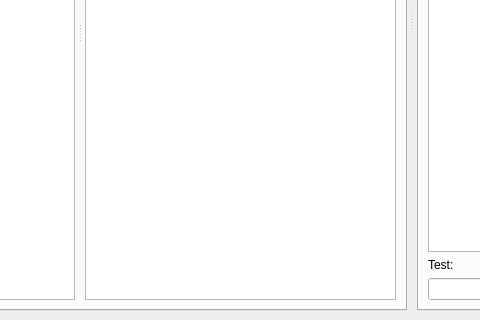
This is src/main-project/front-end/mainwindow.ui in lvklabs/chatbot as Qt 5 draws it before an edit; both pictures show x 257 to 737 and y 280 to 600 of the 1024 by 600 pixel window. The edited form follows.
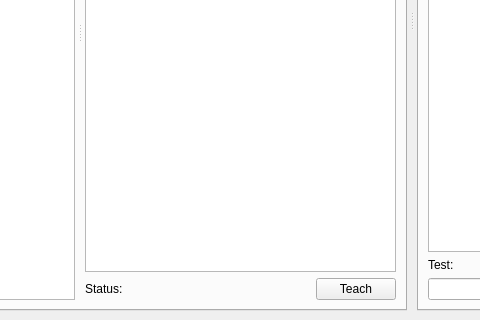
This is the edited form. The open tabs and pages were chosen to show the change. Icons and pictures are not drawn. Custom widgets are drawn as their Qt base class.

Commit message: Improved constness in several classes. Asking to save changes on quit only if there are changes. Added iterators to Rule class

Patch:
```diff
--- a/src/main-project/front-end/mainwindow.ui
+++ b/src/main-project/front-end/mainwindow.ui
@@ -141,7 +141,7 @@
             </layout>
            </widget>
            <widget class="QWidget" name="verticalLayoutWidget_2">
-            <layout class="QVBoxLayout" name="verticalLayout_3" stretch="0,0,0,0,0,1,0">
+            <layout class="QVBoxLayout" name="verticalLayout_3" stretch="0,0,0,0,0,1,0,0">
              <item>
               <spacer name="verticalSpacer_2">
                <property name="orientation">
@@ -195,6 +195,37 @@
                </property>
               </widget>
              </item>
+             <item>
+              <layout class="QHBoxLayout" name="horizontalLayout">
+               <item>
+                <widget class="QLabel" name="ruleStatusLabel">
+                 <property name="text">
+                  <string>Status:</string>
+                 </property>
+                </widget>
+               </item>
+               <item>
+                <spacer name="statusTeachSpacer">
+                 <property name="orientation">
+                  <enum>Qt::Horizontal</enum>
+                 </property>
+                 <property name="sizeHint" stdset="0">
+                  <size>
+                   <width>40</width>
+                   <height>20</height>
+                  </size>
+                 </property>
+                </spacer>
+               </item>
+               <item>
+                <widget class="QPushButton" name="teachButton">
+                 <property name="text">
+                  <string>Teach</string>
+                 </property>
+                </widget>
+               </item>
+              </layout>
+             </item>
              <item>
               <spacer name="verticalSpacer">
                <property name="orientation">
```
Left out of the diff: 2 changed lines with no effect on the pictures. The commit also changes 8 other files.
